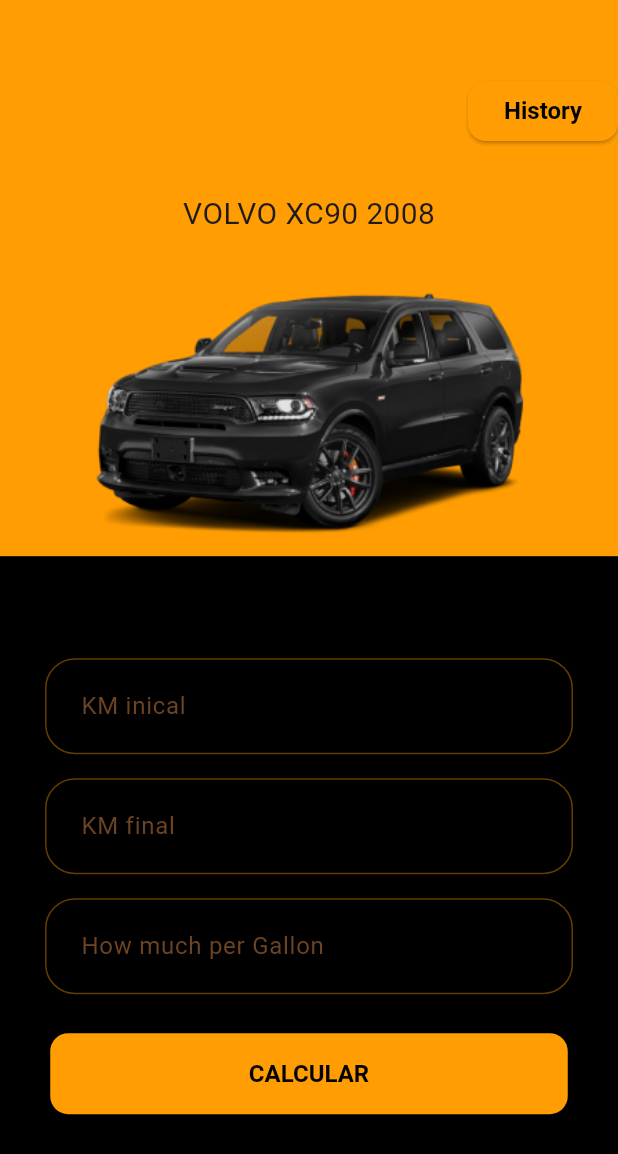
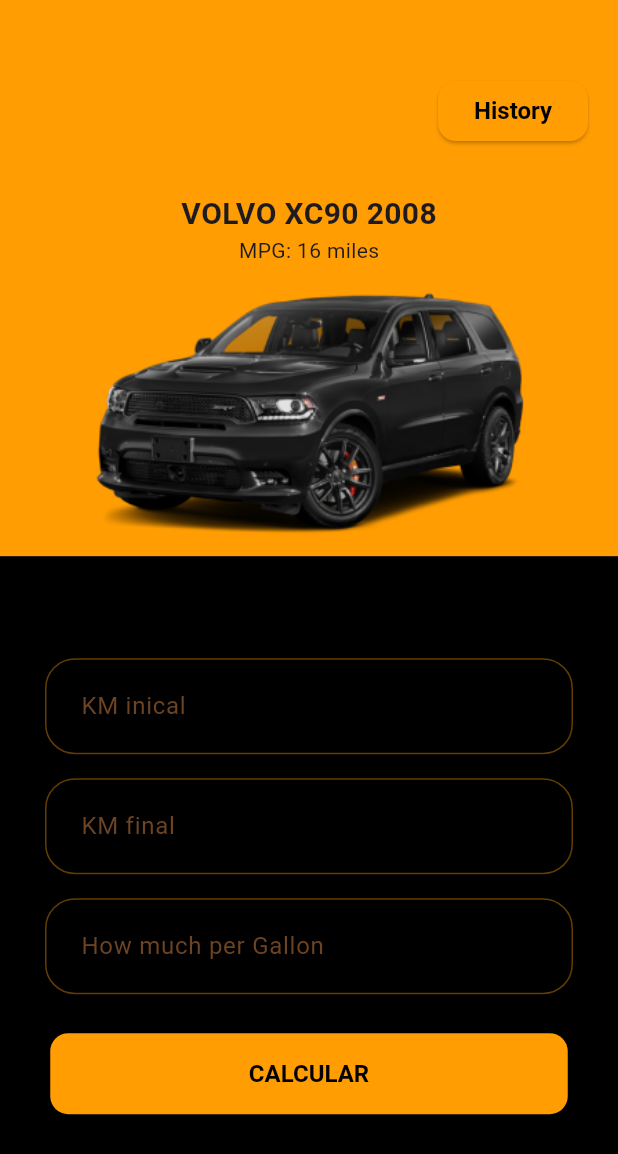
Before and after one commit to marquinhos2017/flutter_gas_calculator, a Flutter app: the screen it shows after launch, on a phone screen of 412 x 824 dp. Shown: the top 1154 px of the screen. Run offline on Flutter 3.47's test engine with Material 3 defaults, Android fonts, the phone set to English and light mode, and no system bars; our stand-ins replace google_fonts, sqflite; accounts and stored records are empty; project files that could hold a hidden picture were left out.

Commit message:
add how much is mpg of vechic and changing the route for the main screen after click in in arrow in history

```diff
--- a/lib/main.dart
+++ b/lib/main.dart
@@ -13,44 +13,17 @@ class MyApp extends StatelessWidget {
   @override
   Widget build(BuildContext context) {
     return MaterialApp(
-      title: 'Flutter Demo',
+      title: 'Gas Calculador',
       theme: ThemeData(
-        // This is the theme of your application.
-        //
-        // TRY THIS: Try running your application with "flutter run". You'll see
-        // the application has a blue toolbar. Then, without quitting the app,
-        // try changing the seedColor in the colorScheme below to Colors.green
-        // and then invoke "hot reload" (save your changes or press the "hot
-        // reload" button in a Flutter-supported IDE, or press "r" if you used
-        // the command line to start the app).
-        //
-        // Notice that the counter didn't reset back to zero; the application
-        // state is not lost during the reload. To reset the state, use hot
-        // restart instead.
-        //
-        // This works for code too, not just values: Most code changes can be
-        // tested with just a hot reload.
-
         useMaterial3: true,
       ),
-      home: const MyHomePage(title: 'Flutter Demo Home Page'),
+      home: const MyHomePage(),
     );
   }
 }
 
 class MyHomePage extends StatefulWidget {
-  const MyHomePage({super.key, required this.title});
-
-  // This widget is the home page of your application. It is stateful, meaning
-  // that it has a State object (defined below) that contains fields that affect
-  // how it looks.
-
-  // This class is the configuration for the state. It holds the values (in this
-  // case the title) provided by the parent (in this case the App widget) and
-  // used by the build method of the State. Fields in a Widget subclass are
-  // always marked "final".
-
-  final String title;
+  const MyHomePage({super.key});
 
   @override
   State<MyHomePage> createState() => _MyHomePageState();
@@ -92,6 +65,8 @@ class _MyHomePageState extends State<MyHomePage> {
             // wireframe for each widget.
 
             children: [
+              // Information of Velhice
+
               Container(
                 height: MediaQuery.of(context).size.height * 0.45,
                 width: MediaQuery.of(context).size.width,
@@ -99,7 +74,7 @@ class _MyHomePageState extends State<MyHomePage> {
                 child: Column(
                   children: [
                     Container(
-                      padding: EdgeInsets.only(top: 50),
+                      padding: EdgeInsets.only(top: 50, right: 20),
                       child: Align(
                         alignment: Alignment.centerRight,
                         child: ElevatedButton(
@@ -134,11 +109,12 @@ class _MyHomePageState extends State<MyHomePage> {
                             //color: Colors.white,
                             child: Text(
                               'VOLVO XC90 2008',
-                              style: TextStyle(fontSize: 20),
+                              style: TextStyle(
+                                  fontSize: 20, fontWeight: FontWeight.bold),
                             ),
                           ),
-                          SizedBox(
-                            height: 20,
+                          Container(
+                            child: Text('MPG: 16 miles'),
                           ),
                           Container(
                             child: Image(
```
Also changed, not shown: lib/screens/history.dart (+5 -5 lines).
